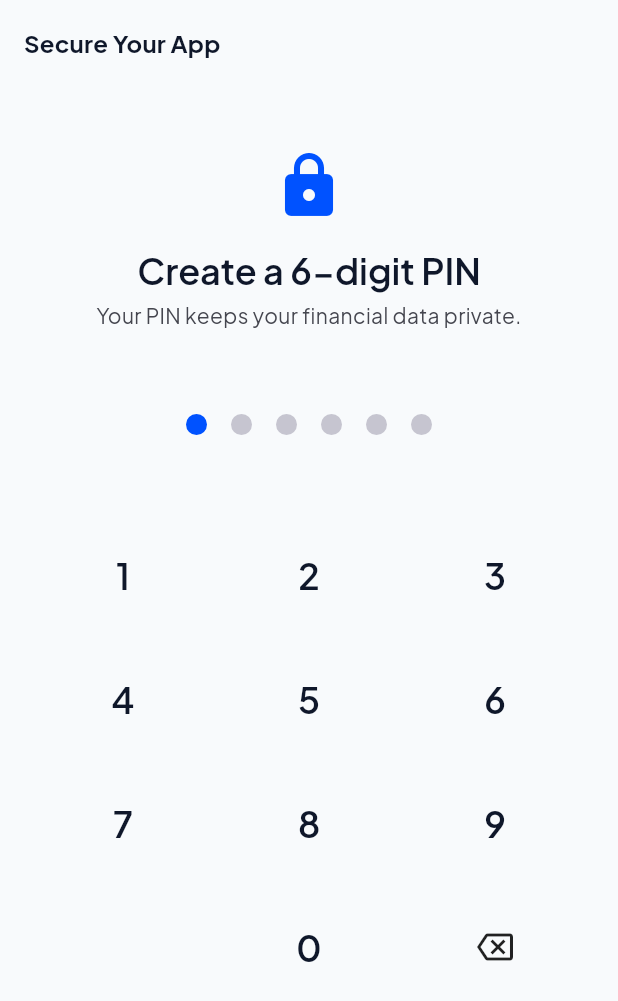
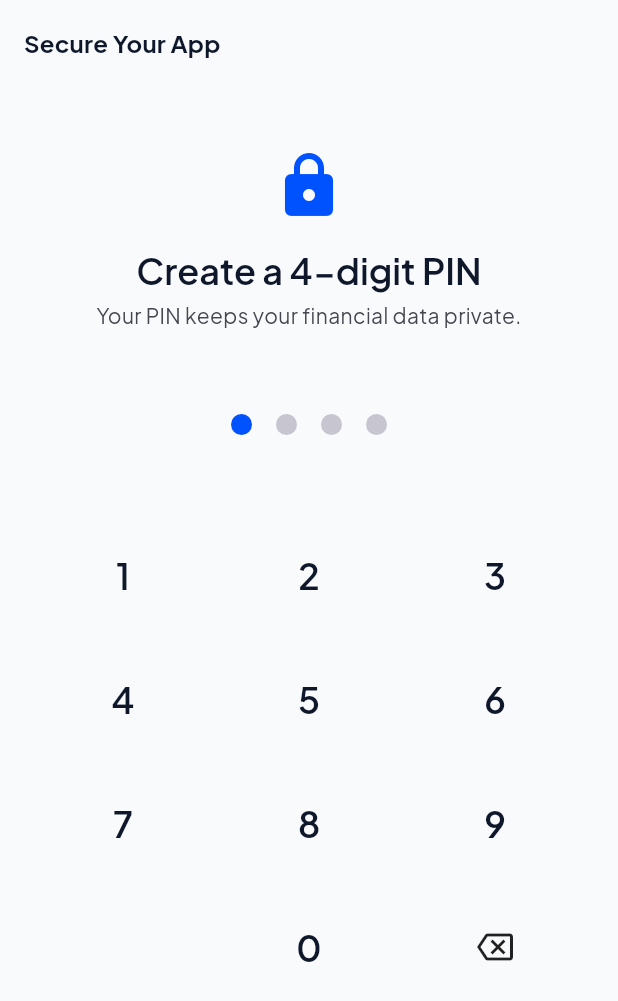
Before and after one commit to aorohith/money_manager, a Flutter app: the PinSetupScreen screen opened by its route, after a tap on an icon or button, on a phone screen of 412 x 824 dp. Shown: the top 1001 px of the screen. Run offline on Flutter 3.47's test engine with Material 3 defaults, Android fonts, the phone set to English and light mode, and no system bars; our stand-ins replace csv, file_picker, fl_chart, flex_color_scheme, flutter_local_notifications, flutter_riverpod and 8 more; missing offline and left inert: excel, syncfusion_flutter_pdf; accounts and stored records are empty; generated files the repository leaves out were written again; project files that could hold a hidden picture were left out.

Commit message:
feat: Centralize PIN length configuration for authentication flows
- Introduced `AuthConfig` class to serve as a single source of truth for PIN length and related labels.
- Updated `PinLockScreen`, `PinSetupScreen`, and `ChangePinSheet` to utilize the centralized PIN length, ensuring consistency across the application.
- Enhanced user feedback by dynamically displaying the PIN length in relevant UI elements, improving clarity during PIN entry and setup.

Co-Authored-By: Claude Sonnet 4.6 <noreply@anthropic.com>

```diff
--- /dev/null
+++ b/lib/features/auth/domain/auth_config.dart
@@ -0,0 +1,12 @@
+/// Single source of truth for auth-flow tunables.
+///
+/// Centralised here so PIN length / copy never drift between the setup,
+/// lock, and change-PIN surfaces (which previously each redeclared the
+/// same `_pinLength` constant and the same "N-digit PIN" strings).
+abstract final class AuthConfig {
+  /// Number of digits in the app PIN. Update here only.
+  static const int pinLength = 4;
+
+  /// Human-readable PIN length, e.g. "4-digit".
+  static String get pinLengthLabel => '$pinLength-digit';
+}
--- a/lib/features/auth/presentation/pin_lock_screen.dart
+++ b/lib/features/auth/presentation/pin_lock_screen.dart
@@ -4,6 +4,7 @@ import 'package:flutter/material.dart';
 import 'package:flutter_riverpod/flutter_riverpod.dart';
 
 import '../../../core/constants/constants.dart';
+import '../domain/auth_config.dart';
 import '../providers/auth_provider.dart';
 import 'pin_pad.dart';
 
@@ -15,7 +16,7 @@ class PinLockScreen extends ConsumerStatefulWidget {
 }
 
 class _PinLockScreenState extends ConsumerState<PinLockScreen> {
-  static const _pinLength = 6;
+  static const _pinLength = AuthConfig.pinLength;
 
   String _current = '';
   bool _shake = false;
--- a/lib/features/auth/presentation/pin_setup_screen.dart
+++ b/lib/features/auth/presentation/pin_setup_screen.dart
@@ -2,6 +2,7 @@ import 'package:flutter/material.dart';
 import 'package:flutter_riverpod/flutter_riverpod.dart';
 
 import '../../../core/constants/constants.dart';
+import '../domain/auth_config.dart';
 import '../providers/auth_provider.dart';
 import 'pin_pad.dart';
 
@@ -15,7 +16,7 @@ class PinSetupScreen extends ConsumerStatefulWidget {
 }
 
 class _PinSetupScreenState extends ConsumerState<PinSetupScreen> {
-  static const _pinLength = 6;
+  static const _pinLength = AuthConfig.pinLength;
 
   _PinSetupStep _step = _PinSetupStep.enter;
   String _firstPin = '';
@@ -86,11 +87,14 @@ class _PinSetupScreenState extends ConsumerState<PinSetupScreen> {
               ),
               const SizedBox(height: AppSpacing.md),
               Text(
-                isConfirm ? 'Confirm your PIN' : 'Create a 6-digit PIN',
+                isConfirm
+                    ? 'Confirm your PIN'
+                    : 'Create a ${AuthConfig.pinLengthLabel} PIN',
                 style: Theme.of(context).textTheme.headlineSmall,
                 textAlign: TextAlign.center,
-                semanticsLabel:
-                    isConfirm ? 'Confirm your PIN' : 'Create a 6 digit PIN',
+                semanticsLabel: isConfirm
+                    ? 'Confirm your PIN'
+                    : 'Create a $_pinLength digit PIN',
               ),
               const SizedBox(height: AppSpacing.xs),
               Text(
```
Also changed, not shown: lib/features/settings/presentation/widgets/change_pin_sheet.dart (+20 -20 lines).
